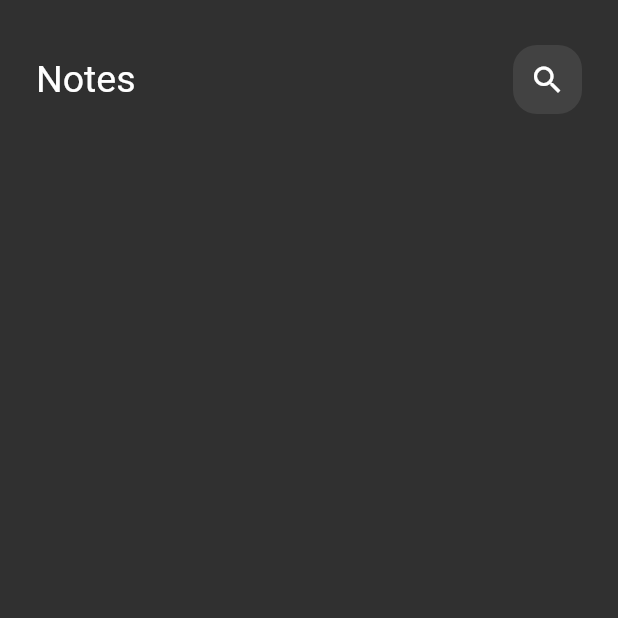
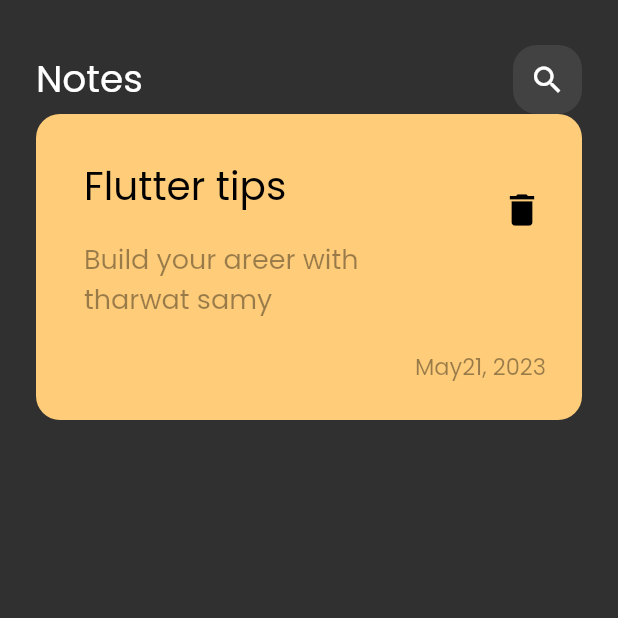
Before and after one commit to Dina266/Notes_app, a Flutter app: the screen it shows after launch, on a phone screen of 412 x 824 dp, the top half of it. Run offline on Flutter 3.47's test engine with Material 2 defaults, Android fonts, the phone set to English and light mode, and no system bars.

Commit message:
add Poppins font andd create notes item widget

```diff
--- a/lib/main.dart
+++ b/lib/main.dart
@@ -11,7 +11,9 @@ class NotesApp extends StatelessWidget {
   @override
   Widget build(BuildContext context) {
     return MaterialApp(
-      theme: ThemeData(brightness: Brightness.dark),
+      theme: ThemeData(brightness: Brightness.dark,
+      fontFamily: 'Poppins',
+      ),
       home: const NotesView(),
     );
   }
--- /dev/null
+++ b/lib/views/widgets/notes_item.dart
@@ -0,0 +1,55 @@
+import 'package:flutter/material.dart';
+
+class NoteItem extends StatelessWidget {
+  const NoteItem({super.key});
+
+  @override
+  Widget build(BuildContext context) {
+    return Container(
+      decoration: BoxDecoration(
+        color: const Color(0xffFFCD7A),
+        borderRadius: BorderRadius.circular(16),
+      ),
+      child: Padding(
+        padding: const EdgeInsets.only(top: 24, bottom: 24, left: 16),
+        child: Column(
+          crossAxisAlignment: CrossAxisAlignment.end,
+          children: [
+            ListTile(
+              title: const Text(
+                'Flutter tips',
+                style: TextStyle(
+                  color: Colors.black,
+                  fontSize: 26,
+                ),
+              ),
+              subtitle: Padding(
+                padding: const EdgeInsets.only(top: 16),
+                child: Text(
+                  'Build your areer with tharwat samy',
+                  style: TextStyle(
+                      color: Colors.black.withOpacity(0.4), fontSize: 18),
+                ),
+              ),
+              trailing: IconButton(
+                  onPressed: () {},
+                  icon: const Icon(
+                    Icons.delete,
+                    color: Colors.black,
+                    size: 28,
+                  )),
+            ),
+            Padding(
+              padding: const EdgeInsets.only(top: 16, right: 24),
+              child: Text(
+                'May21, 2023',
+                style: TextStyle(
+                    color: Colors.black.withOpacity(0.4), fontSize: 15),
+              ),
+            )
+          ],
+        ),
+      ),
+    );
+  }
+}
--- a/lib/views/widgets/notes_view_body.dart
+++ b/lib/views/widgets/notes_view_body.dart
@@ -1,5 +1,6 @@
 import 'package:flutter/material.dart';
 import 'custom_app_bar.dart';
+import 'notes_item.dart';
 
 class NotesViewBody extends StatelessWidget {
   const NotesViewBody({super.key});
@@ -13,6 +14,7 @@ class NotesViewBody extends StatelessWidget {
             children: [
               SizedBox(height: 30),
               CustomAppBar(),
+              NoteItem(),
             ],
           )),
     );
```
Also changed, not shown: pubspec.yaml (+4 -4 lines), assets/fonst/Poppins-Regular.ttf (added).
